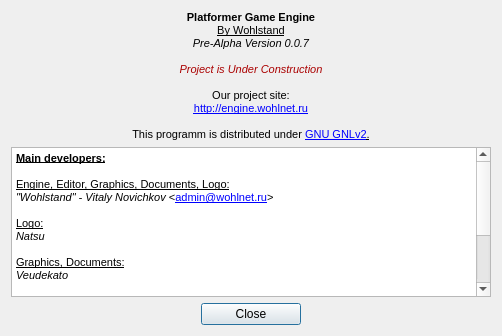
Before: the Qt Designer form Editor/aboutdialog.ui in WohlSoft/Moondust-Project, drawn with Qt 5.
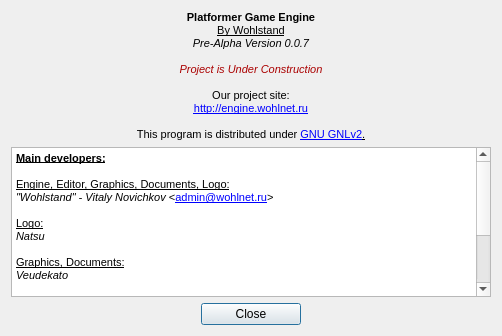
After: the same form once the commit is applied. Icons and pictures are not drawn.

Commit message: Spell Check

```diff
--- a/Editor/aboutdialog.ui
+++ b/Editor/aboutdialog.ui
@@ -89,7 +89,7 @@
 &lt;p align=&quot;center&quot; style=&quot; margin-top:0px; margin-bottom:0px; margin-left:0px; margin-right:0px; -qt-block-indent:0; text-indent:0px;&quot;&gt;&lt;span style=&quot; font-family:'MS Shell Dlg 2';&quot;&gt;Our project site:&lt;/span&gt;&lt;/p&gt;
 &lt;p align=&quot;center&quot; style=&quot; margin-top:0px; margin-bottom:0px; margin-left:0px; margin-right:0px; -qt-block-indent:0; text-indent:0px;&quot;&gt;&lt;a href=&quot;http://engine.wohlnet.ru&quot;&gt;&lt;span style=&quot; text-decoration: underline; color:#0000ff;&quot;&gt;http://engine.wohlnet.ru&lt;/span&gt;&lt;/a&gt;&lt;/p&gt;
 &lt;p align=&quot;center&quot; style=&quot;-qt-paragraph-type:empty; margin-top:0px; margin-bottom:0px; margin-left:0px; margin-right:0px; -qt-block-indent:0; text-indent:0px; text-decoration: underline; color:#0000ff;&quot;&gt;&lt;br /&gt;&lt;/p&gt;
-&lt;p align=&quot;center&quot; style=&quot; margin-top:0px; margin-bottom:0px; margin-left:0px; margin-right:0px; -qt-block-indent:0; text-indent:0px;&quot;&gt;This programm is distributed under &lt;a href=&quot;http://www.gnu.org/licenses/gpl-2.0.html&quot;&gt;&lt;span style=&quot; text-decoration: underline; color:#0000ff;&quot;&gt;GNU GNLv2&lt;/span&gt;&lt;/a&gt;&lt;span style=&quot; text-decoration: underline;&quot;&gt;.&lt;/span&gt;&lt;/p&gt;&lt;/body&gt;&lt;/html&gt;</string>
+&lt;p align=&quot;center&quot; style=&quot; margin-top:0px; margin-bottom:0px; margin-left:0px; margin-right:0px; -qt-block-indent:0; text-indent:0px;&quot;&gt;This program is distributed under &lt;a href=&quot;http://www.gnu.org/licenses/gpl-2.0.html&quot;&gt;&lt;span style=&quot; text-decoration: underline; color:#0000ff;&quot;&gt;GNU GNLv2&lt;/span&gt;&lt;/a&gt;&lt;span style=&quot; text-decoration: underline;&quot;&gt;.&lt;/span&gt;&lt;/p&gt;&lt;/body&gt;&lt;/html&gt;</string>
      </property>
      <property name="alignment">
       <set>Qt::AlignLeading|Qt::AlignLeft|Qt::AlignTop</set>
```
